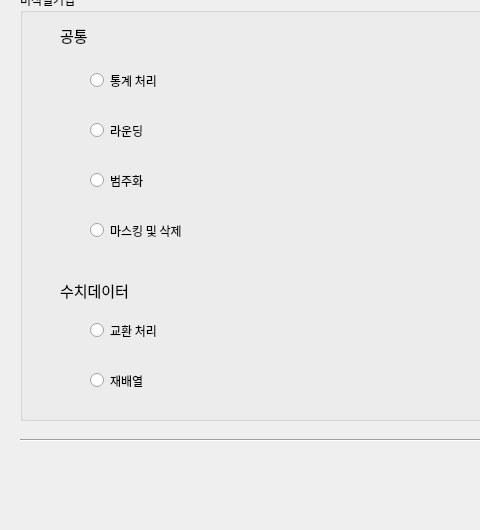
zel0rd/Non-Identifying, file UI/SelectNonIdentifierMethod.ui: the form before one commit; both pictures show x 0 to 480 and y 120 to 650 of the 900 by 650 pixel window.
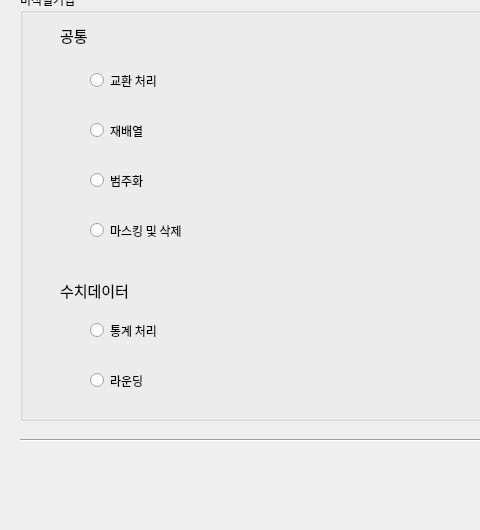
The form after the commit.

```diff
--- a/UI/SelectNonIdentifierMethod.ui
+++ b/UI/SelectNonIdentifierMethod.ui
@@ -36,7 +36,7 @@
      <property name="geometry">
       <rect>
        <x>70</x>
-       <y>120</y>
+       <y>370</y>
        <width>231</width>
        <height>41</height>
       </rect>
@@ -54,7 +54,7 @@
      <property name="geometry">
       <rect>
        <x>70</x>
-       <y>70</y>
+       <y>320</y>
        <width>271</width>
        <height>41</height>
       </rect>
@@ -72,7 +72,7 @@
      <property name="geometry">
       <rect>
        <x>70</x>
-       <y>370</y>
+       <y>120</y>
        <width>171</width>
        <height>41</height>
       </rect>
@@ -91,7 +91,7 @@
      <property name="geometry">
       <rect>
        <x>70</x>
-       <y>320</y>
+       <y>70</y>
        <width>161</width>
        <height>41</height>
       </rect>
```
